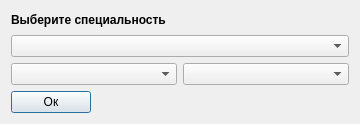
First picture: the form in maddspecdialog.ui, repository ichigo7diavol/armp, before the edit.
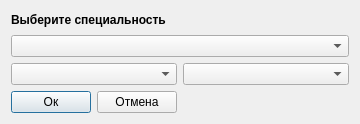
Second picture: the form after the edit.

```diff
--- a/maddspecdialog.ui
+++ b/maddspecdialog.ui
@@ -73,6 +73,13 @@
        </property>
       </widget>
      </item>
+     <item>
+      <widget class="QPushButton" name="cancelPushButton">
+       <property name="text">
+        <string>Отмена</string>
+       </property>
+      </widget>
+     </item>
      <item>
       <spacer name="horizontalSpacer">
        <property name="orientation">
```
Left out of the diff: 2 changed lines with no effect on the pictures.
